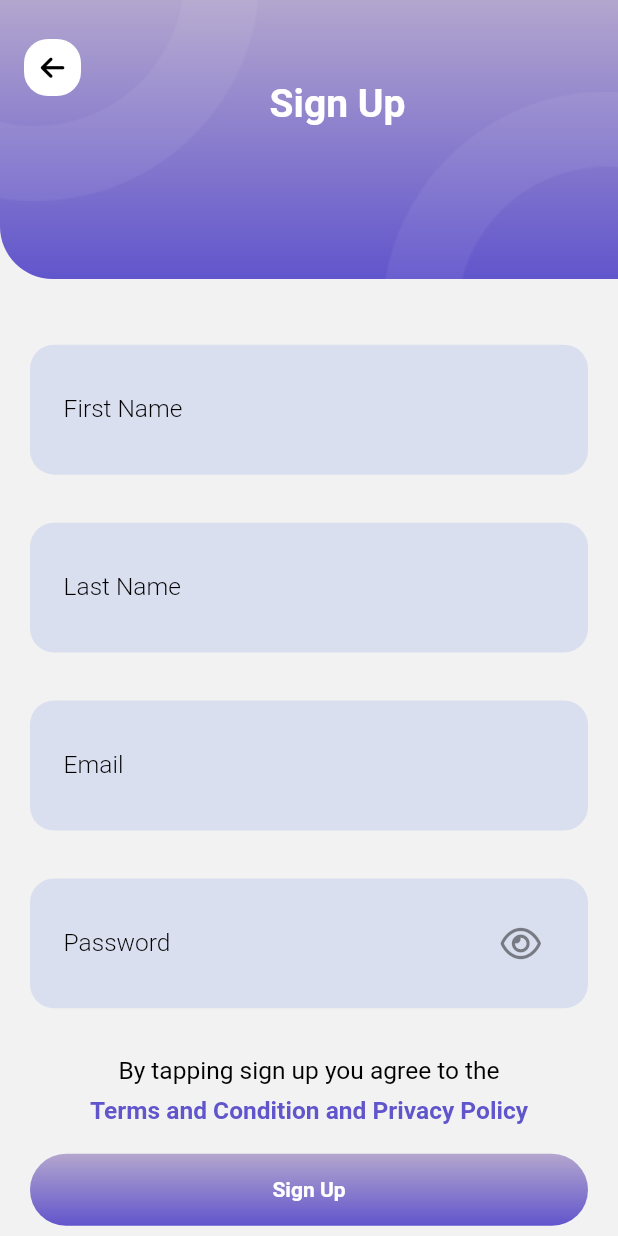
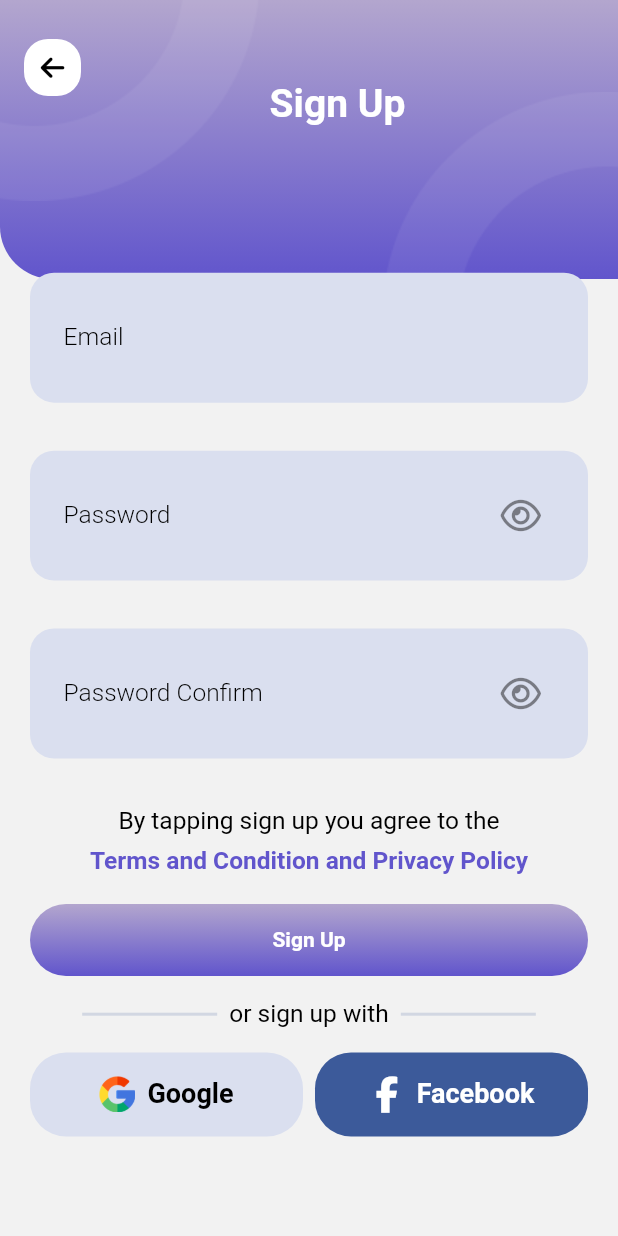
Before and after one commit to theanhtr/travel_flutter, a Flutter app: the SignUpScreen screen opened by its route, after a tap on "Sign Up", on a phone screen of 412 x 824 dp. Run offline on Flutter 3.47's test engine with Material 2 defaults, Android fonts, the phone set to English and light mode, and no system bars; our stand-ins replace awesome_dialog, firebase_auth, firebase_core, flutter_spinkit, font_awesome_flutter, google_maps_flutter and 6 more; missing offline and left inert: flutter_facebook_auth; accounts and stored records are empty; network calls fail.

```diff
--- a/lib/helpers/loginManager/login_manager.dart
+++ b/lib/helpers/loginManager/login_manager.dart
@@ -22,11 +22,12 @@ class LoginManager {
       userModel.email = await LocalStorageHelper.getValue("userEmail");
       userModel.token = await LocalStorageHelper.getValue("userToken");
       await getCurrentUser().then((value) async => {
-      userModel.name = value?.name,
-      });
-      await getCurrentUserAvatar().then((value) => {
-        userModel.photoUrl = value
-      });
+            if (await LocalStorageHelper.getValue("userName") == null)
+              {LocalStorageHelper.setValue("userName", value?.name)}
+          });
+      await getCurrentUserAvatar()
+          .then((value) => {userModel.photoUrl = value});
+      userModel.name = await LocalStorageHelper.getValue("userName");
     }
   }
 
@@ -109,6 +110,8 @@ class LoginManager {
       if (dataResponse['success'] == true) {
         LocalStorageHelper.deleteValue("userToken");
         LocalStorageHelper.deleteValue("userEmail");
+        LocalStorageHelper.deleteValue("userName");
+        LocalStorageHelper.deleteValue("photoUrl");
         return true;
       }
     }
@@ -116,20 +119,23 @@ class LoginManager {
   }
 
   //signUp
-  Future<bool> signUpByPassword(String email, String password, String passwordConfirmation) async {
+  Future<Map> signUpByPassword(
+      String email, String password, String passwordConfirmation) async {
     final response = await BaseClient("").post("/auth/register", {
       "email": email,
       "password": password,
       "password_confirmation": passwordConfirmation,
-    }).catchError((err){
+    }).catchError((err) {
       debugPrint(err);
       return false;
     });
-    if (response == null) return false;
+    Map resultmap = Map<String, String>();
+    if (response == null) {
+      resultmap['result'] = 'null response';
+      return resultmap;
+    }
     Map dataResponse = json.decode(response);
-    if (dataResponse['success'] == true) {
-      return true;
-    }
-    return false;
+
+    return dataResponse;
   }
 }
--- a/lib/representation/controllers/login_screen_controller.dart
+++ b/lib/representation/controllers/login_screen_controller.dart
@@ -1,13 +1,18 @@
-
-import 'dart:convert';
-
 import 'package:flutter/cupertino.dart';
 import 'package:travel_app_ytb/helpers/loginManager/login_manager.dart';
 
 import '../../helpers/http/base_client.dart';
 
 class LoginScreenController {
-  Future<dynamic> loginByPassWord(String email, String password) async {
-     return LoginManager().signInWithEmailPassword(email, password);
+  Future<bool> loginByPassWord(String email, String password) async {
+    return LoginManager().signInWithEmailPassword(email, password);
+  }
+
+//String email, String password, String passwordConfirmation
+  Future<Map> signByPassWord(
+      String email, String password, String passwordConfirmation) async {
+    return LoginManager()
+        .signUpByPassword(email, password, passwordConfirmation);
+
   }
 }
--- a/lib/representation/screens/sign_up_screen.dart
+++ b/lib/representation/screens/sign_up_screen.dart
@@ -1,3 +1,5 @@
+import 'dart:developer';
+
 import 'package:flutter/material.dart';
 import 'package:font_awesome_flutter/font_awesome_flutter.dart';
 import 'package:travel_app_ytb/core/constants/color_palatte.dart';
@@ -27,9 +29,11 @@ class _SignUpScreenState extends State<SignUpScreen> {
   String password = "";
   String firstName = "";
   String lastName = "";
-
+  String passwordConfirmation = "";
+  LoginScreenController? _controller;
   @override
   Widget build(BuildContext context) {
+    _controller = LoginScreenController();
     return AppBarContainer(
       titleString: 'Sign Up',
       implementLeading: true,
@@ -38,30 +42,6 @@ class _SignUpScreenState extends State<SignUpScreen> {
         child: Column(
           crossAxisAlignment: CrossAxisAlignment.center,
           children: [
-            const SizedBox(
-              height: kDefaultPadding * 5,
-            ),
-            StatefulBuilder(
-              builder: (context, setState) => InputCard(
-                style: 'First Name',
-                onchange: (String value) {
-                  firstName = value;
-                  setState(() {});
-                },
-              ),
-            ),
-            const SizedBox(
-              height: kDefaultPadding * 2,
-            ),
-            StatefulBuilder(
-              builder: (context, setState) => InputCard(
-                style: 'Last Name',
-                onchange: (String value) {
-                  lastName = value;
-                  setState(() {});
-                },
-              ),
-            ),
             const SizedBox(
               height: kDefaultPadding * 2,
             ),
@@ -82,6 +62,18 @@ class _SignUpScreenState extends State<SignUpScreen> {
                 style: 'Password',
                 onchange: (String value) {
                   password = value;
+                  setState(() {});
+                },
+              ),
+            ),
+            const SizedBox(
+              height: kDefaultPadding * 2,
+            ),
+            StatefulBuilder(
+              builder: (context, setState) => InputCard(
+                style: 'Password Confirm',
+                onchange: (String value) {
+                  passwordConfirmation = value;
                   setState(() {});
                 },
               ),
@@ -124,7 +116,57 @@ class _SignUpScreenState extends State<SignUpScreen> {
             ),
             ButtonWidget(
               title: 'Sign Up',
-              ontap: () {},
+              ontap: () {
+                _controller
+                    ?.signByPassWord(email, password, passwordConfirmation)
+                    .then((value) => {
+                          if (value['success'] == true)
+                            {
+                              Navigator.popAndPushNamed(
+                                  context, LoginScreen.routeName)
+                            }
+                          else
+                            {
+                              print('data: $value'),
+                              showDialog(
+                                context: context,
+                                builder: (BuildContext context) => AlertDialog(
+                                  title: const Text(
+                                      'ERROR PASSWORD OR INVALID EMAIL'),
+                                  content: Container(
+                                    height: 120.0,
+                                    color: Colors.yellow,
+                                    child: Column(
+                                      crossAxisAlignment:
+                                          CrossAxisAlignment.start,
+                                      children: [
+                                        Text(
+                                            'EMAIL: ${value['data']['email']}'),
+                                        const SizedBox(
+                                          height: kDefaultPadding,
+                                        ),
+                                        Text(
+                                            'PASSWORD: ${value['data']['password']}')
+                                      ],
+                                    ),
+                                  ),
+                                  actions: <Widget>[
+                                    TextButton(
+                                      onPressed: () =>
+                                          Navigator.pop(context, 'Cancel'),
+                                      child: const Text('Cancel'),
+                                    ),
+                                    TextButton(
+                                      onPressed: () =>
+                                          Navigator.pop(context, 'OK'),
+                                      child: const Text('OK'),
+                                    ),
+                                  ],
+                                ),
+                              )
+                            }
+                        });
+              },
             ),
             const SizedBox(
               height: kDefaultPadding,
--- a/lib/representation/widgets/input_card.dart
+++ b/lib/representation/widgets/input_card.dart
@@ -16,7 +16,7 @@ class InputCard extends StatefulWidget {
 
   final String style;
   final Function onchange;
-  String? value;
+  String? value = "";
 
   @override
   State<InputCard> createState() => _InputCardState();
@@ -35,7 +35,9 @@ class _InputCardState extends State<InputCard> {
   @override
   Widget build(BuildContext context) {
     String? style = widget.style;
-    _textController?.text = widget.value ?? "";
+    if (widget.value != null) {
+      _textController?.text = widget.value ?? "";
+    }
     bool showPassword = false;
 
     Widget widgetToDisplay;
@@ -61,6 +63,35 @@ class _InputCardState extends State<InputCard> {
         );
         break;
       case 'Password':
+        widgetToDisplay = StatefulBuilder(builder: (context, setState) {
+          return TextField(
+            controller: _textController,
+            decoration: InputDecoration(
+              labelText: style,
+              border: InputBorder.none,
+              labelStyle: TextStyles.defaultStyle.blackTextColor.light
+                  .setTextSize(kDefaultTextSize / 1.1),
+              suffixIcon: IconButton(
+                onPressed: () {
+                  showPassword = !showPassword;
+                  setState(() {});
+                },
+                icon: Icon(showPassword
+                    ? FontAwesomeIcons.eyeSlash
+                    : FontAwesomeIcons.eye),
+              ),
+            ),
+            style: TextStyles.defaultStyle.blackTextColor.bold
+                .setTextSize(kDefaultTextSize * 1.2),
+            onChanged: (String query) {
+              value = _textController?.text;
+              widget.onchange(value);
+            },
+            obscureText: showPassword,
+          );
+        });
+        break;
+      case 'Password Confirm':
         widgetToDisplay = StatefulBuilder(builder: (context, setState) {
           return TextField(
             controller: _textController,
```
